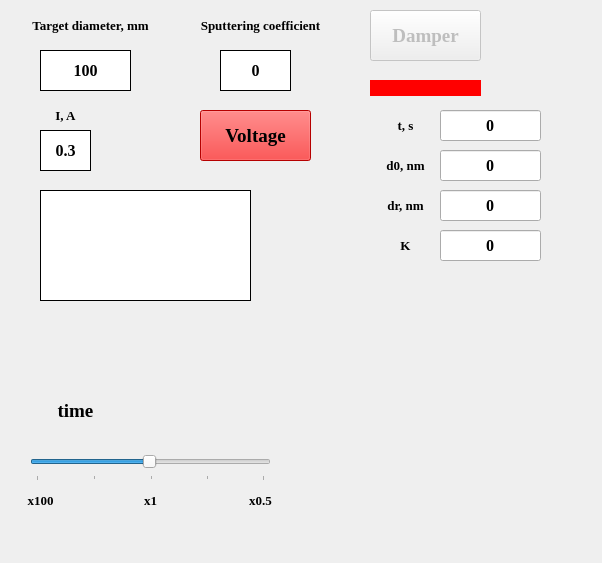
This is real_sputtering/dialog_sputtering.ui in VacuumLabsProject/project as Qt 5 draws it before an edit. The edited form follows.
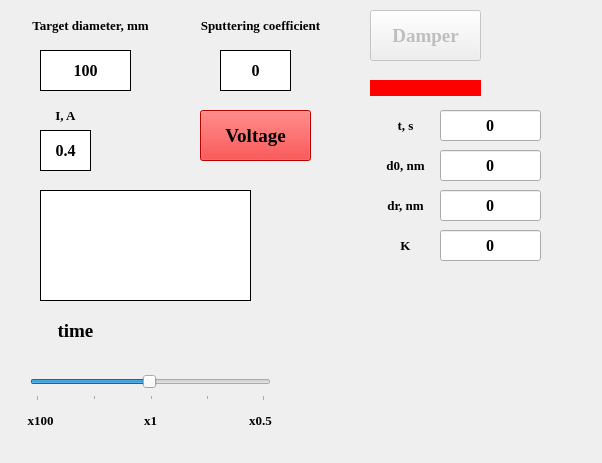
This is the edited form.

```diff
--- a/real_sputtering/dialog_sputtering.ui
+++ b/real_sputtering/dialog_sputtering.ui
@@ -7,7 +7,7 @@
     <x>0</x>
     <y>0</y>
     <width>602</width>
-    <height>563</height>
+    <height>463</height>
    </rect>
   </property>
   <property name="windowTitle">
@@ -153,7 +153,7 @@
    <property name="geometry">
     <rect>
      <x>20</x>
-     <y>490</y>
+     <y>410</y>
      <width>41</width>
      <height>21</height>
     </rect>
@@ -177,7 +177,7 @@
    <property name="geometry">
     <rect>
      <x>30</x>
-     <y>390</y>
+     <y>310</y>
      <width>91</width>
      <height>41</height>
     </rect>
@@ -201,7 +201,7 @@
    <property name="geometry">
     <rect>
      <x>30</x>
-     <y>450</y>
+     <y>370</y>
      <width>241</width>
      <height>31</height>
     </rect>
@@ -253,7 +253,7 @@
    <property name="geometry">
     <rect>
      <x>130</x>
-     <y>490</y>
+     <y>410</y>
      <width>41</width>
      <height>21</height>
     </rect>
@@ -277,7 +277,7 @@
    <property name="geometry">
     <rect>
      <x>240</x>
-     <y>490</y>
+     <y>410</y>
      <width>41</width>
      <height>21</height>
     </rect>
@@ -582,7 +582,7 @@
     <enum>QFrame::Box</enum>
    </property>
    <property name="text">
-    <string>0.3</string>
+    <string>0.4</string>
    </property>
    <property name="alignment">
     <set>Qt::AlignCenter</set>
```
